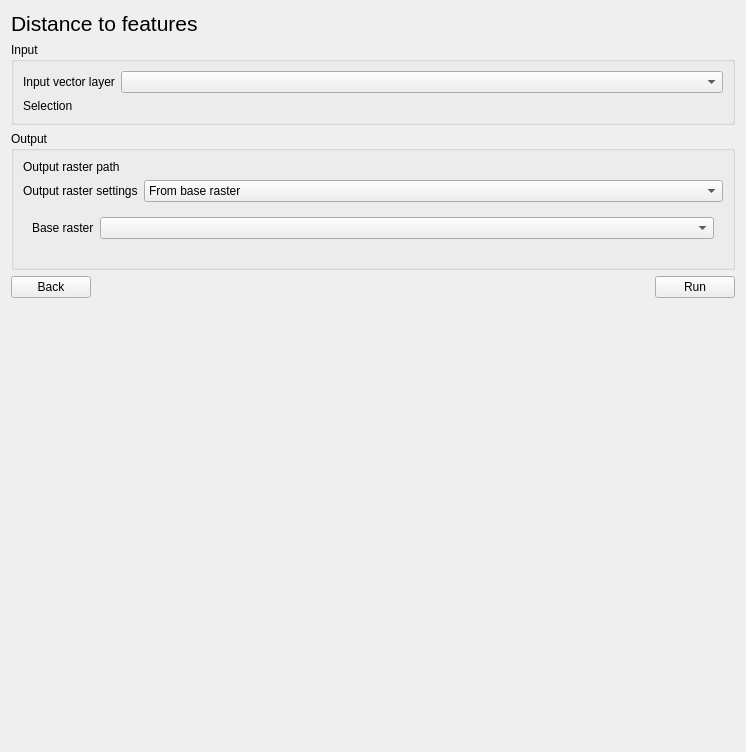
Before: the Qt Designer form eis_qgis_plugin/resources/ui/mineral_proxies/proxy_workflow1_dist_to_features.ui in GispoCoding/eis_qgis_plugin, drawn with Qt 5.
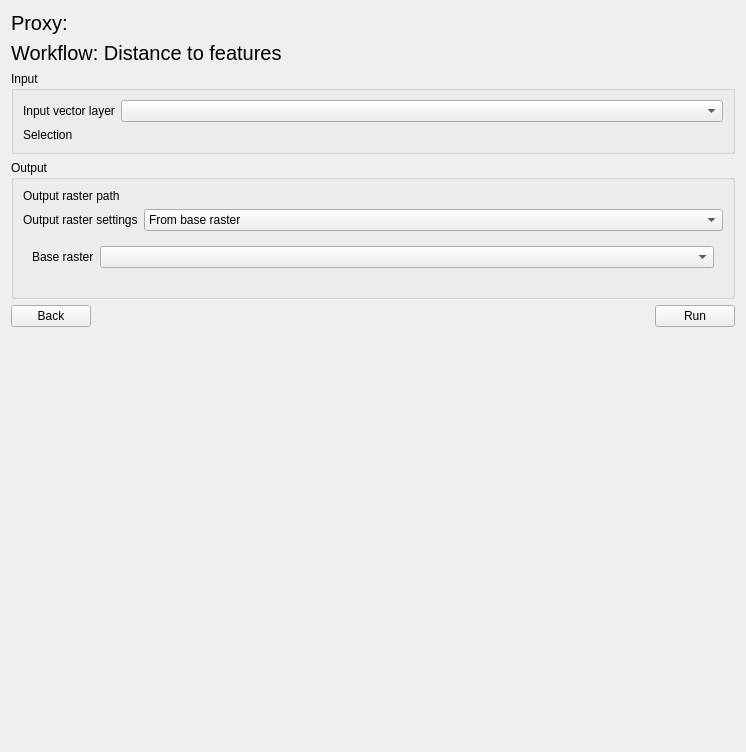
After: the same form once the commit is applied. Custom widgets are drawn as their Qt base class.

Commit message: Add proxy name to proxy preparation UIs

The edit to the form file:
```diff
--- a/eis_qgis_plugin/resources/ui/mineral_proxies/proxy_workflow1_dist_to_features.ui
+++ b/eis_qgis_plugin/resources/ui/mineral_proxies/proxy_workflow1_dist_to_features.ui
@@ -18,11 +18,26 @@
     <widget class="QLabel" name="heading_label">
      <property name="font">
       <font>
-       <pointsize>16</pointsize>
+       <pointsize>15</pointsize>
       </font>
      </property>
      <property name="text">
-      <string>Distance to features</string>
+      <string>Proxy: </string>
+     </property>
+     <property name="wordWrap">
+      <bool>true</bool>
+     </property>
+    </widget>
+   </item>
+   <item>
+    <widget class="QLabel" name="heading">
+     <property name="font">
+      <font>
+       <pointsize>15</pointsize>
+      </font>
+     </property>
+     <property name="text">
+      <string>Workflow: Distance to features</string>
      </property>
     </widget>
    </item>
```
Left out of the diff: 3 changed lines with no effect on the pictures. The commit also changes 2 other files.
